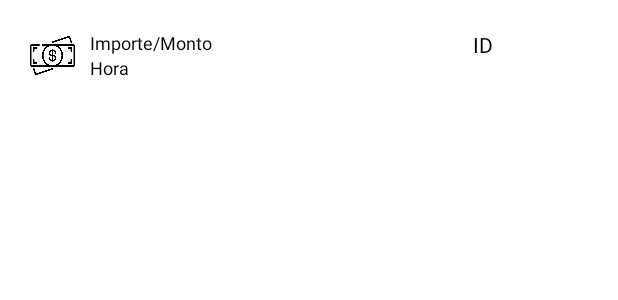
After one commit to NormanRomero06/FavaApp, an Android app: the layout item_billetes.xml on its own in the app's theme, with its tools: preview values and no code run, on a phone screen of 412 x 824 dp. The commit adds this screen. Shown: the top 300 px of the screen. Run offline under Robolectric (Android 15) with nearby library versions, the phone set to English and light mode, and no system bars.

Commit message:
Items de la pantalla recibos

```diff
--- /dev/null
+++ b/app/src/main/res/layout/item_billetes.xml
@@ -0,0 +1,56 @@
+<?xml version="1.0" encoding="utf-8"?>
+<androidx.constraintlayout.widget.ConstraintLayout xmlns:android="http://schemas.android.com/apk/res/android"
+    xmlns:app="http://schemas.android.com/apk/res-auto"
+    android:layout_width="match_parent"
+    android:layout_height="match_parent">
+
+    <ImageView
+        android:id="@+id/img_billete"
+        android:layout_width="30dp"
+        android:layout_height="30dp"
+        android:layout_marginStart="20dp"
+        android:layout_marginTop="22dp"
+        android:contentDescription="@string/img_billete"
+        android:src="@drawable/billetes"
+        app:layout_constraintStart_toStartOf="parent"
+        app:layout_constraintTop_toTopOf="parent" />
+
+    <TextView
+        android:id="@+id/tv_importeBillete"
+        android:layout_width="wrap_content"
+        android:layout_height="wrap_content"
+        android:layout_marginTop="20dp"
+        android:text="@string/importe_monto"
+        android:textColor="@color/black"
+        android:textSize="12sp"
+        android:layout_marginStart="10dp"
+        app:layout_constraintStart_toEndOf="@id/img_billete"
+        app:layout_constraintTop_toTopOf="parent"/>
+
+    <TextView
+        android:id="@+id/tv_hora"
+        android:layout_width="wrap_content"
+        android:layout_height="wrap_content"
+        android:text="@string/hora"
+        android:textColor="@color/black"
+        android:textSize="12sp"
+        android:layout_marginStart="10dp"
+        app:layout_constraintStart_toEndOf="@id/img_billete"
+        app:layout_constraintTop_toBottomOf="@id/tv_importeBillete"
+        />
+
+    <TextView
+        android:id="@+id/id_billete"
+        android:layout_width="wrap_content"
+        android:layout_height="wrap_content"
+        android:text="@string/id"
+        android:textColor="@color/black"
+        app:layout_constraintStart_toEndOf="@id/tv_importeBillete"
+        app:layout_constraintEnd_toEndOf="parent"
+        app:layout_constraintTop_toTopOf="parent"
+        android:layout_marginTop="20dp"
+        android:layout_marginStart="100dp"
+        android:layout_marginEnd="10dp"
+        />
+
+</androidx.constraintlayout.widget.ConstraintLayout>
--- a/app/src/main/res/values/strings.xml
+++ b/app/src/main/res/values/strings.xml
@@ -24,4 +24,9 @@
     <string name="hello_blank_fragment">Hello blank fragment</string>
     <string name="buscar">Buscar</string>
     <string name="fecha">Fecha</string>
+    <string name="img_billete">img_billete</string>
+    <string name="importe_monto">Importe/Monto</string>
+    <string name="hora">Hora</string>
+    <string name="id">ID</string>
+    <string name="img_tarjeta">img_tarjeta</string>
 </resources>
```
Also changed, not shown: app/src/main/res/layout/item_tarjeta.xml (added, +56 -0 lines).
